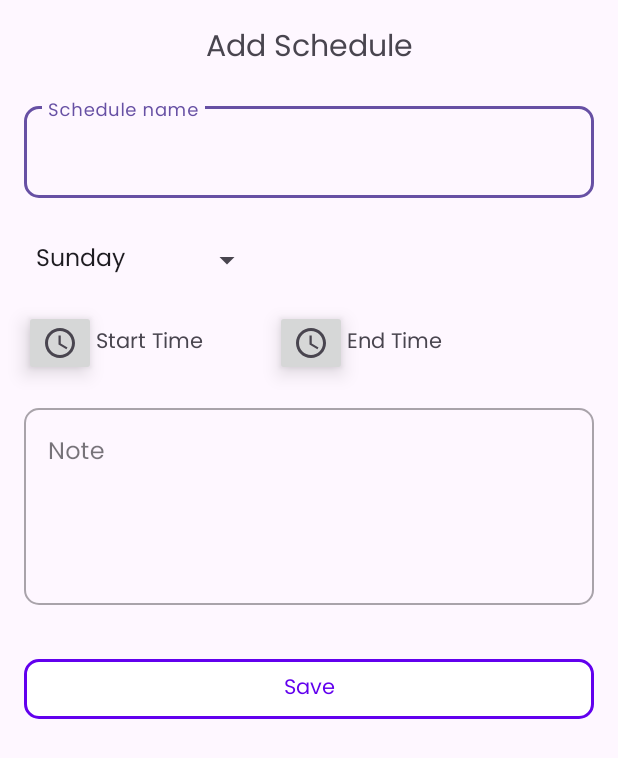
After one commit to rezaagung1101/Schedule-App, an Android app: the AddScheduleActivity screen opened directly, with no data from a screen before it, on a phone screen of 412 x 824 dp. The commit adds this screen. Shown: the top 758 px of the screen. Run offline under Robolectric (Android 15) with nearby library versions, the phone set to English and light mode, and no system bars.

Commit message:
add: add schedule layout

```diff
--- a/app/src/main/AndroidManifest.xml
+++ b/app/src/main/AndroidManifest.xml
@@ -18,6 +18,9 @@
         android:theme="@style/Theme.WeatherTraining"
         tools:targetApi="31">
         <activity
+            android:name=".ui.AddScheduleActivity"
+            android:exported="false" />
+        <activity
             android:name=".ui.SplashScreen"
             android:exported="true">
             <intent-filter>
@@ -28,8 +31,7 @@
         </activity>
         <activity
             android:name=".ui.MainActivity"
-            android:exported="false">
-        </activity>
+            android:exported="false"></activity>
     </application>
 
 </manifest>
--- /dev/null
+++ b/app/src/main/java/com/powerhouse/ai/weathertraining/ui/AddScheduleActivity.kt
@@ -0,0 +1,15 @@
+package com.powerhouse.ai.weathertraining.ui
+
+import androidx.appcompat.app.AppCompatActivity
+import android.os.Bundle
+import com.powerhouse.ai.weathertraining.R
+import com.powerhouse.ai.weathertraining.databinding.ActivityAddScheduleBinding
+
+class AddScheduleActivity : AppCompatActivity() {
+    private lateinit var binding: ActivityAddScheduleBinding
+    override fun onCreate(savedInstanceState: Bundle?) {
+        binding = ActivityAddScheduleBinding.inflate(layoutInflater)
+        super.onCreate(savedInstanceState)
+        setContentView(binding.root)
+    }
+}
--- /dev/null
+++ b/app/src/main/res/drawable/ic_time.xml
@@ -0,0 +1,13 @@
+<vector xmlns:android="http://schemas.android.com/apk/res/android"
+    android:width="24dp"
+    android:height="24dp"
+    android:viewportWidth="24"
+    android:viewportHeight="24"
+    android:tint="?attr/colorControlNormal">
+  <path
+      android:fillColor="@android:color/white"
+      android:pathData="M11.99,2C6.47,2 2,6.48 2,12s4.47,10 9.99,10C17.52,22 22,17.52 22,12S17.52,2 11.99,2zM12,20c-4.42,0 -8,-3.58 -8,-8s3.58,-8 8,-8 8,3.58 8,8 -3.58,8 -8,8z"/>
+  <path
+      android:fillColor="@android:color/white"
+      android:pathData="M12.5,7H11v6l5.25,3.15 0.75,-1.23 -4.5,-2.67z"/>
+</vector>
--- /dev/null
+++ b/app/src/main/res/layout/activity_add_schedule.xml
@@ -0,0 +1,144 @@
+<?xml version="1.0" encoding="utf-8"?>
+<androidx.constraintlayout.widget.ConstraintLayout xmlns:android="http://schemas.android.com/apk/res/android"
+    xmlns:app="http://schemas.android.com/apk/res-auto"
+    xmlns:tools="http://schemas.android.com/tools"
+    android:layout_width="match_parent"
+    android:layout_height="match_parent"
+    tools:context=".ui.AddScheduleActivity">
+
+    <TextView
+        android:id="@+id/tv_title"
+        android:layout_width="wrap_content"
+        android:layout_height="wrap_content"
+        android:layout_marginTop="16dp"
+        android:text="@string/add_schedule"
+        android:textSize="20sp"
+        app:layout_constraintEnd_toEndOf="parent"
+        app:layout_constraintStart_toStartOf="parent"
+        app:layout_constraintTop_toTopOf="parent" />
+
+    <com.google.android.material.textfield.TextInputLayout
+        android:id="@+id/ed_layout_course"
+        style="@style/Widget.MaterialComponents.TextInputLayout.OutlinedBox"
+        android:layout_width="match_parent"
+        android:layout_height="wrap_content"
+        android:layout_marginHorizontal="@dimen/fab_margin"
+        android:layout_marginTop="@dimen/fab_margin"
+        android:hint="@string/schedule_name"
+        app:boxCornerRadiusBottomEnd="@dimen/et_radius"
+        app:boxCornerRadiusBottomStart="@dimen/et_radius"
+        app:boxCornerRadiusTopEnd="@dimen/et_radius"
+        app:boxCornerRadiusTopStart="@dimen/et_radius"
+        app:layout_constraintEnd_toEndOf="parent"
+        app:layout_constraintStart_toStartOf="parent"
+        app:layout_constraintTop_toBottomOf="@+id/tv_title">
+
+        <com.google.android.material.textfield.TextInputEditText
+            android:id="@+id/ed_course_name"
+            android:layout_width="match_parent"
+            android:layout_height="wrap_content"
+            android:maxLength="255"
+            android:maxLines="1" />
+    </com.google.android.material.textfield.TextInputLayout>
+    <!--harusnya spinner dikasih nama hari ae buat default-->
+    <!--stylenya juga dikasih elevation-->
+    <Spinner
+        android:id="@+id/spinner_day"
+        android:layout_width="wrap_content"
+        android:layout_height="wrap_content"
+        android:layout_marginStart="@dimen/fab_margin"
+        android:layout_marginTop="@dimen/fab_margin"
+        android:entries="@array/day"
+        android:paddingTop="12dp"
+        android:paddingBottom="12dp"
+        app:layout_constraintStart_toStartOf="parent"
+        app:layout_constraintTop_toBottomOf="@+id/ed_layout_course" />
+
+    <ImageButton
+        android:id="@+id/ib_start_time"
+        android:layout_width="wrap_content"
+        android:layout_height="wrap_content"
+        android:layout_marginStart="@dimen/fab_margin"
+        android:layout_marginTop="8dp"
+        android:layout_marginEnd="@dimen/fab_margin"
+        android:elevation="8dp"
+        android:onClick="showTimePicker"
+        android:src="@drawable/ic_time"
+        android:tag="startTimePicker"
+        app:layout_constraintStart_toStartOf="parent"
+        app:layout_constraintTop_toBottomOf="@+id/spinner_day" />
+
+    <TextView
+        android:id="@+id/textView"
+        android:layout_width="wrap_content"
+        android:layout_height="wrap_content"
+        android:text="@string/start_time"
+        app:layout_constraintBottom_toBottomOf="@+id/ib_start_time"
+        app:layout_constraintStart_toEndOf="@+id/ib_start_time"
+        app:layout_constraintTop_toTopOf="@+id/ib_start_time" />
+
+    <ImageButton
+        android:id="@+id/ib_end_time"
+        android:layout_width="wrap_content"
+        android:layout_height="wrap_content"
+        android:layout_marginStart="48dp"
+        android:layout_marginEnd="@dimen/fab_margin"
+        android:elevation="8dp"
+        android:onClick="showTimePicker"
+        android:src="@drawable/ic_time"
+        android:tag="endTimePicker"
+        app:layout_constraintStart_toEndOf="@id/textView"
+        app:layout_constraintTop_toTopOf="@+id/ib_start_time" />
+
+    <TextView
+        android:id="@+id/textView2"
+        android:layout_width="wrap_content"
+        android:layout_height="wrap_content"
+        android:text="@string/end_time"
+        app:layout_constraintBottom_toBottomOf="@+id/ib_end_time"
+        app:layout_constraintStart_toEndOf="@+id/ib_end_time"
+        app:layout_constraintTop_toTopOf="@+id/ib_end_time" />
+
+    <com.google.android.material.textfield.TextInputLayout
+        android:id="@+id/textInputLayout"
+        style="@style/Widget.MaterialComponents.TextInputLayout.OutlinedBox"
+        android:layout_width="match_parent"
+        android:layout_height="wrap_content"
+        android:layout_marginHorizontal="@dimen/fab_margin"
+        android:layout_marginTop="@dimen/fab_margin"
+        android:hint="@string/note"
+        app:boxCornerRadiusBottomEnd="@dimen/et_radius"
+        app:boxCornerRadiusBottomStart="@dimen/et_radius"
+        app:boxCornerRadiusTopEnd="@dimen/et_radius"
+        app:boxCornerRadiusTopStart="@dimen/et_radius"
+        app:layout_constraintTop_toBottomOf="@+id/ib_end_time"
+        tools:layout_editor_absoluteX="16dp">
+
+        <com.google.android.material.textfield.TextInputEditText
+            android:id="@+id/ed_note"
+            android:layout_width="match_parent"
+            android:layout_height="wrap_content"
+            android:gravity="top"
+            android:lines="4" />
+    </com.google.android.material.textfield.TextInputLayout>
+
+    <com.google.android.material.button.MaterialButton
+        android:id="@+id/btn_save"
+        android:layout_width="match_parent"
+        android:layout_height="wrap_content"
+        android:layout_marginHorizontal="@dimen/fab_margin"
+        android:layout_marginTop="32dp"
+        android:backgroundTint="@color/white"
+        android:shadowColor="@color/black"
+        android:text="@string/save"
+        android:textColor="@color/design_default_color_primary"
+        android:textColorHighlight="@color/common_google_signin_btn_text_light_pressed"
+        app:cornerRadius="10dp"
+        app:elevation="@dimen/fab_margin"
+        app:layout_constraintEnd_toEndOf="parent"
+        app:layout_constraintStart_toStartOf="parent"
+        app:layout_constraintTop_toBottomOf="@+id/textInputLayout"
+        app:strokeColor="@color/design_default_color_primary"
+        app:strokeWidth="2dp" />
+
+</androidx.constraintlayout.widget.ConstraintLayout>
--- /dev/null
+++ b/app/src/main/res/values/arrays.xml
@@ -0,0 +1,24 @@
+<?xml version="1.0" encoding="utf-8"?>
+<resources>
+    <string-array name="day">
+        <item>@string/sunday</item>
+        <item>@string/monday</item>
+        <item>@string/tuesday</item>
+        <item>@string/wednesday</item>
+        <item>@string/thursday</item>
+        <item>@string/friday</item>
+        <item>@string/saturday</item>
+    </string-array>
+
+<!--    <string-array name="dark_mode">-->
+<!--        <item>@string/dark_mode_auto</item>-->
+<!--        <item>@string/dark_mode_on</item>-->
+<!--        <item>@string/dark_mode_off</item>-->
+<!--    </string-array>-->
+
+<!--    <string-array name="dark_mode_value">-->
+<!--        <item>@string/pref_dark_auto</item>-->
+<!--        <item>@string/pref_dark_on</item>-->
+<!--        <item>@string/pref_dark_off</item>-->
+<!--    </string-array>-->
+</resources>
--- /dev/null
+++ b/app/src/main/res/values/dimens.xml
@@ -0,0 +1,5 @@
+<?xml version="1.0" encoding="utf-8"?>
+<resources>
+    <dimen name="fab_margin">16dp</dimen>
+    <dimen name="et_radius">10dp</dimen>
+</resources>
--- a/app/src/main/res/values/strings.xml
+++ b/app/src/main/res/values/strings.xml
@@ -26,4 +26,20 @@
     <string name="your_activity_today">your activity today:</string>
     <string name="permission_denied">Permission Denied</string>
     <string name="day_default">Monday</string>
+    <string name="schedule_name">Schedule name</string>
+    <string name="add_schedule">Add Schedule</string>
+
+
+    <string name="monday">Monday</string>
+    <string name="tuesday">Tuesday</string>
+    <string name="wednesday">Wednesday</string>
+    <string name="thursday">Thursday</string>
+    <string name="friday">Friday</string>
+    <string name="saturday">Saturday</string>
+    <string name="sunday">Sunday</string>
+    <string name="start_time">Start Time</string>
+    <string name="end_time">End Time</string>
+    <string name="note">Note</string>
+    <string name="save">Save</string>
+
 </resources>
```
